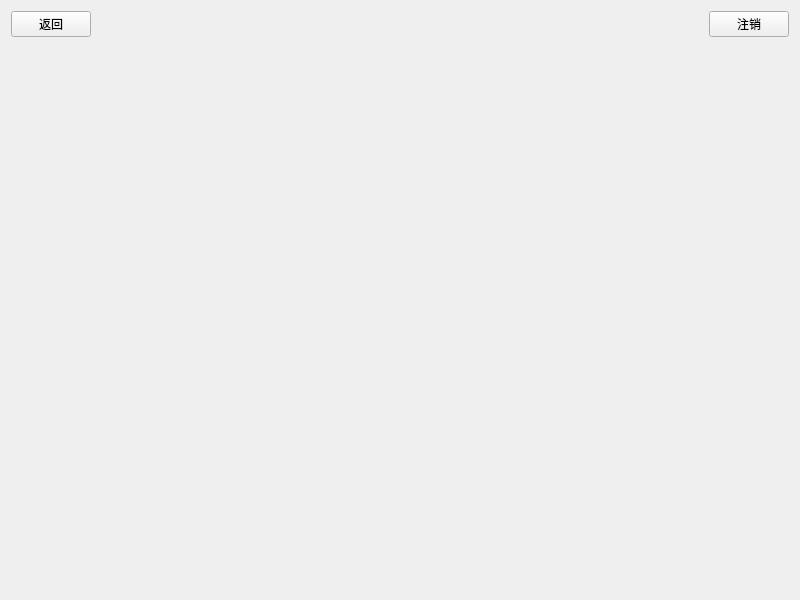
The window that QtLab3/masterview.ui (eriLzzx/eri-Qt-learning) describes before a commit, drawn with Qt 5.
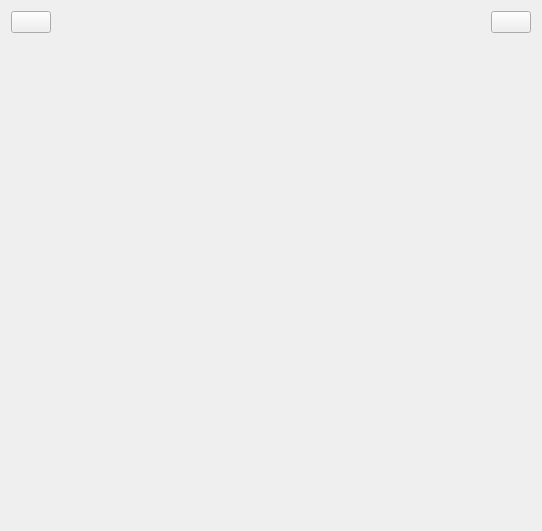
The same window after the commit. Icons and pictures are not drawn.

The edit to the form file:
```diff
--- a/QtLab3/masterview.ui
+++ b/QtLab3/masterview.ui
@@ -6,8 +6,8 @@
    <rect>
     <x>0</x>
     <y>0</y>
-    <width>800</width>
-    <height>600</height>
+    <width>542</width>
+    <height>531</height>
    </rect>
   </property>
   <property name="windowTitle">
@@ -19,7 +19,11 @@
      <item row="0" column="0">
       <widget class="QPushButton" name="btBack">
        <property name="text">
-        <string>返回</string>
+        <string/>
+       </property>
+       <property name="icon">
+        <iconset resource="lab3.qrc">
+         <normaloff>:/img/back.png</normaloff>:/img/back.png</iconset>
        </property>
       </widget>
      </item>
@@ -59,7 +63,11 @@
      <item row="0" column="4">
       <widget class="QPushButton" name="btLogout">
        <property name="text">
-        <string>注销</string>
+        <string/>
+       </property>
+       <property name="icon">
+        <iconset resource="lab3.qrc">
+         <normaloff>:/img/logout.png</normaloff>:/img/logout.png</iconset>
        </property>
       </widget>
      </item>
```
Left out of the diff: 4 changed lines with no effect on the pictures.
